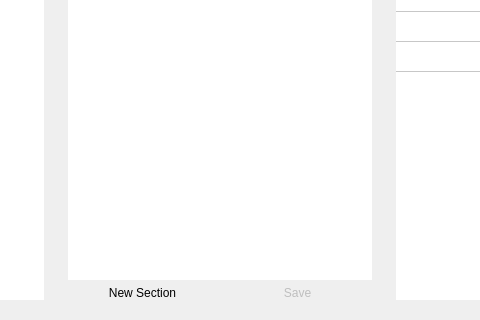
Old version of the form src/components/frontend-dashboard/frontenddashboard.ui in the repository RapidWebForge/RapidWebForgeApp; both pictures show x 280 to 760 and y 308 to 628 of the 1000 by 628 pixel window.
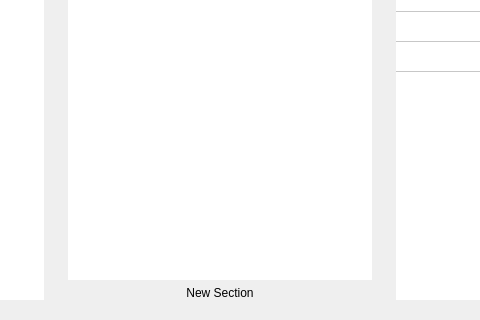
New version of the form. Icons and pictures are not drawn. Custom widgets are drawn as their Qt base class.

Commit message: feat: remove unused save button

```diff
--- a/src/components/frontend-dashboard/frontenddashboard.ui
+++ b/src/components/frontend-dashboard/frontenddashboard.ui
@@ -235,16 +235,6 @@
             </property>
            </widget>
           </item>
-          <item>
-           <widget class="QPushButton" name="saveButton">
-            <property name="enabled">
-             <bool>false</bool>
-            </property>
-            <property name="text">
-             <string>Save</string>
-            </property>
-           </widget>
-          </item>
          </layout>
         </item>
        </layout>
```
The commit also changes 1 other file.
